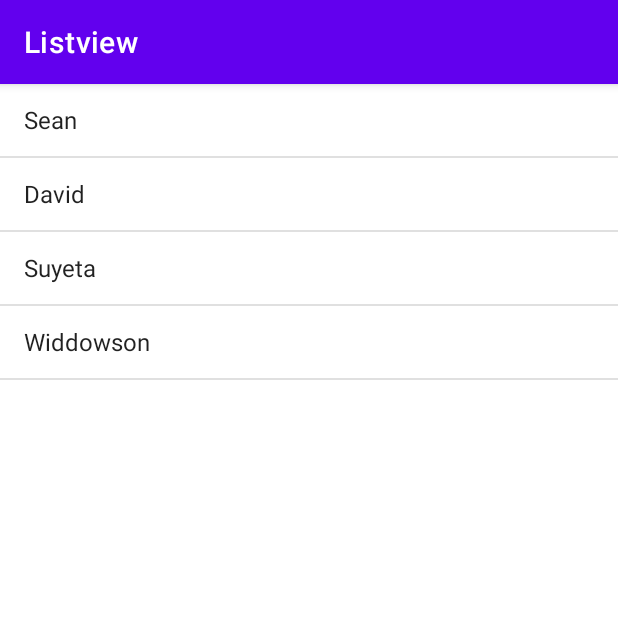
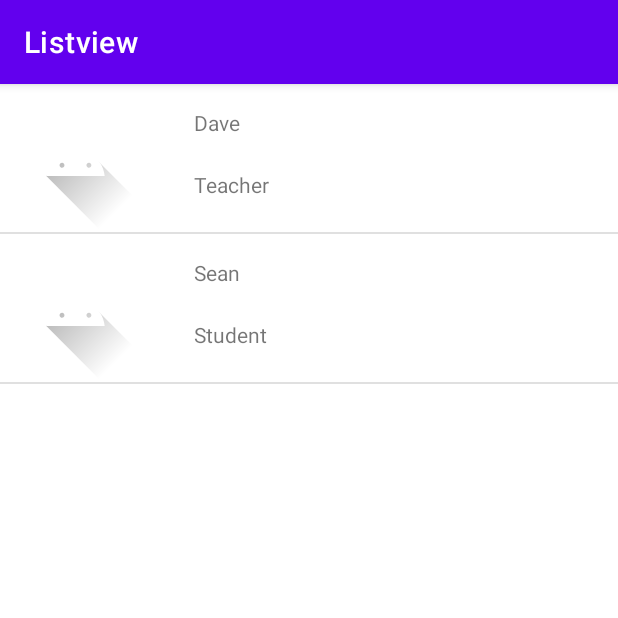
Before and after one commit to SeanTheShe3p/ListViewLinearLayout, an Android app: the screen it shows after launch (MainActivity), on a phone screen of 412 x 824 dp, the top half of it. Run offline under Robolectric (Android 15) with nearby library versions, the phone set to English and light mode, and no system bars.

Commit message:
Custom View

```diff
--- a/app/src/main/java/com/example/listview/MainActivity.kt
+++ b/app/src/main/java/com/example/listview/MainActivity.kt
@@ -13,15 +13,17 @@ class MainActivity : AppCompatActivity() {
         setContentView(R.layout.activity_main)
 
         val listView = findViewById<ListView>(R.id.listView)
-        var names = arrayOf("Sean", "David", "Suyeta", "Widdowson")
+        //var names = arrayOf("Sean", "David", "Suyeta", "Widdowson")
+        var list = ArrayList<Model>()
 
-        var arrayAdapter: ArrayAdapter<String> = ArrayAdapter(
-            this, android.R.layout.simple_list_item_1, names
-        )
-        listView.adapter = arrayAdapter
+        list.add(Model("Dave", "Teacher",R.drawable.ic_launcher_foreground))
+        list.add(Model("Sean", "Student",R.drawable.ic_launcher_foreground))
 
-        listView.setOnItemClickListener { adapterView, view, i, l ->
-            Toast.makeText(this, "This is " + names[i], Toast.LENGTH_SHORT).show()
+
+        listView.adapter = MyCustomAdapter(this, R.layout.custom_item_layout, list)
+
+        listView.setOnItemClickListener { MyCustomAdapter, view, i, l ->
+            Toast.makeText(this, "This is " + list[i], Toast.LENGTH_SHORT).show()
         }
     }
 }
--- /dev/null
+++ b/app/src/main/java/com/example/listview/Model.kt
@@ -0,0 +1,7 @@
+package com.example.listview
+
+data class Model(
+    val Name: String,
+    val extraText: String,
+    val img: Int
+)
--- /dev/null
+++ b/app/src/main/java/com/example/listview/MyCustomAdapter.kt
@@ -0,0 +1,34 @@
+package com.example.listview
+
+import android.content.Context
+import android.view.LayoutInflater
+import android.view.View
+import android.view.ViewGroup
+import android.widget.ArrayAdapter
+import android.widget.ImageView
+import android.widget.TextView
+import org.w3c.dom.Text
+
+class MyCustomAdapter(var ctx: Context, var ourResource: Int,
+                      var items: ArrayList<Model>):ArrayAdapter<Model>(ctx, ourResource, items) {
+
+    override fun getView(position: Int, convertView: View?, parent: ViewGroup): View {
+
+        val layoutInflator = LayoutInflater.from(ctx)
+        val view =layoutInflator.inflate(ourResource, null)
+
+        // goto layout and get the links to our items
+        val name = view.findViewById<TextView>(R.id.name)
+        val extra = view.findViewById<TextView>(R.id.extraText)
+        val img = view.findViewById<ImageView>(R.id.img1)
+
+        name.text = items[position].Name
+        extra.text = items[position].extraText
+        img.setImageDrawable(ctx.resources.getDrawable(items[position].img))
+
+
+        return view
+    }
+
+
+}
--- /dev/null
+++ b/app/src/main/res/layout/custom_item_layout.xml
@@ -0,0 +1,37 @@
+<?xml version="1.0" encoding="utf-8"?>
+<androidx.constraintlayout.widget.ConstraintLayout xmlns:android="http://schemas.android.com/apk/res/android"
+    xmlns:app="http://schemas.android.com/apk/res-auto"
+    xmlns:tools="http://schemas.android.com/tools"
+    android:layout_width="match_parent"
+    android:layout_height="match_parent">
+
+    <ImageView
+        android:id="@+id/img1"
+        android:layout_width="94dp"
+        android:layout_height="91dp"
+        android:layout_marginStart="3dp"
+        android:layout_marginTop="7dp"
+        app:layout_constraintStart_toStartOf="parent"
+        app:layout_constraintTop_toTopOf="parent"
+        tools:srcCompat="@tools:sample/avatars" />
+
+    <TextView
+        android:id="@+id/name"
+        android:layout_width="75dp"
+        android:layout_height="29dp"
+        android:layout_marginStart="32dp"
+        android:layout_marginTop="16dp"
+        android:text="TextView"
+        app:layout_constraintStart_toEndOf="@+id/img1"
+        app:layout_constraintTop_toTopOf="parent" />
+
+    <TextView
+        android:id="@+id/extraText"
+        android:layout_width="125dp"
+        android:layout_height="31dp"
+        android:layout_marginStart="32dp"
+        android:layout_marginTop="12dp"
+        android:text="TextView"
+        app:layout_constraintStart_toEndOf="@+id/img1"
+        app:layout_constraintTop_toBottomOf="@+id/name" />
+</androidx.constraintlayout.widget.ConstraintLayout>
```
